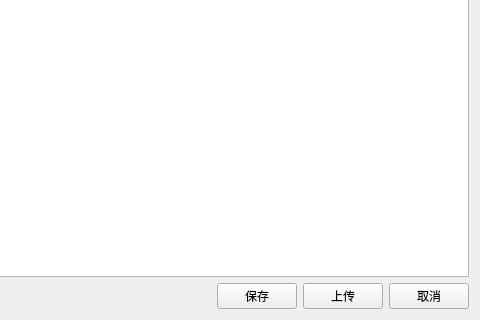
Qt form LxDairy/src/module_collection/collection_jokebook/JokeEditor.ui (leishengxie/FengZhiHong) before a commit; both pictures show x 343 to 823 and y 212 to 532 of the 823 by 532 pixel window.
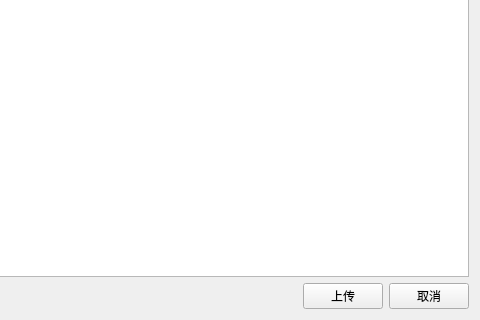
The same form after that commit.

Diff of the .ui file:
```diff
--- a/LxDairy/src/module_collection/collection_jokebook/JokeEditor.ui
+++ b/LxDairy/src/module_collection/collection_jokebook/JokeEditor.ui
@@ -80,13 +80,6 @@
        </property>
       </spacer>
      </item>
-     <item>
-      <widget class="QPushButton" name="btnSave">
-       <property name="text">
-        <string>保存</string>
-       </property>
-      </widget>
-     </item>
      <item>
       <widget class="QPushButton" name="btnUpload">
        <property name="text">
```
